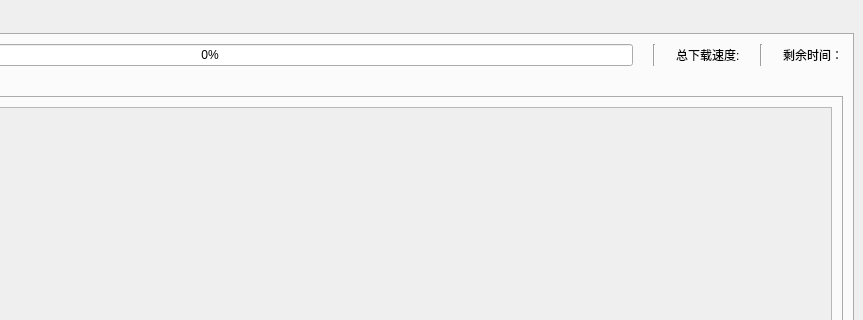
Old version of the form src/ui/PySide_src/mainWindow.ui in the repository Zeal-L/BiliBili-Manga-Downloader; both pictures show x 289 to 1152 and y 0 to 320 of the 1152 by 699 pixel window.
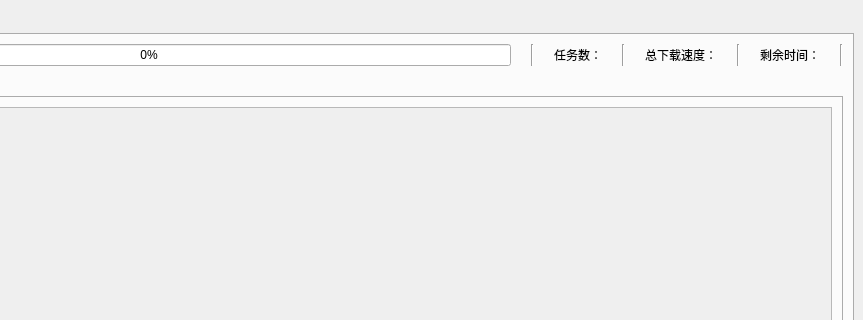
New version of the form. The open tabs and pages were chosen to show the change. Icons and pictures are not drawn.

Commit message: 🐛✨ 修复导致进度条没有正确被清除的bug; 改用poetry作为包管理器; 优化下载速度统计逻辑; 新增windows系统任务栏进度条

Diff of the .ui file:
```diff
--- a/src/ui/PySide_src/mainWindow.ui
+++ b/src/ui/PySide_src/mainWindow.ui
@@ -615,10 +615,24 @@
             </property>
            </widget>
           </item>
+          <item>
+           <widget class="QLabel" name="label_tasks_count">
+            <property name="text">
+             <string>任务数：</string>
+            </property>
+           </widget>
+          </item>
+          <item>
+           <widget class="Line" name="line_13">
+            <property name="orientation">
+             <enum>Qt::Vertical</enum>
+            </property>
+           </widget>
+          </item>
           <item>
            <widget class="QLabel" name="label_total_progress_speed">
             <property name="text">
-             <string>总下载速度:</string>
+             <string>总下载速度：</string>
             </property>
            </widget>
           </item>
@@ -636,6 +650,13 @@
             </property>
            </widget>
           </item>
+          <item>
+           <widget class="Line" name="line_14">
+            <property name="orientation">
+             <enum>Qt::Vertical</enum>
+            </property>
+           </widget>
+          </item>
          </layout>
         </item>
         <item>
```
Left out of the diff: 16 changed lines with no effect on the pictures. The commit also changes 25 other files.
